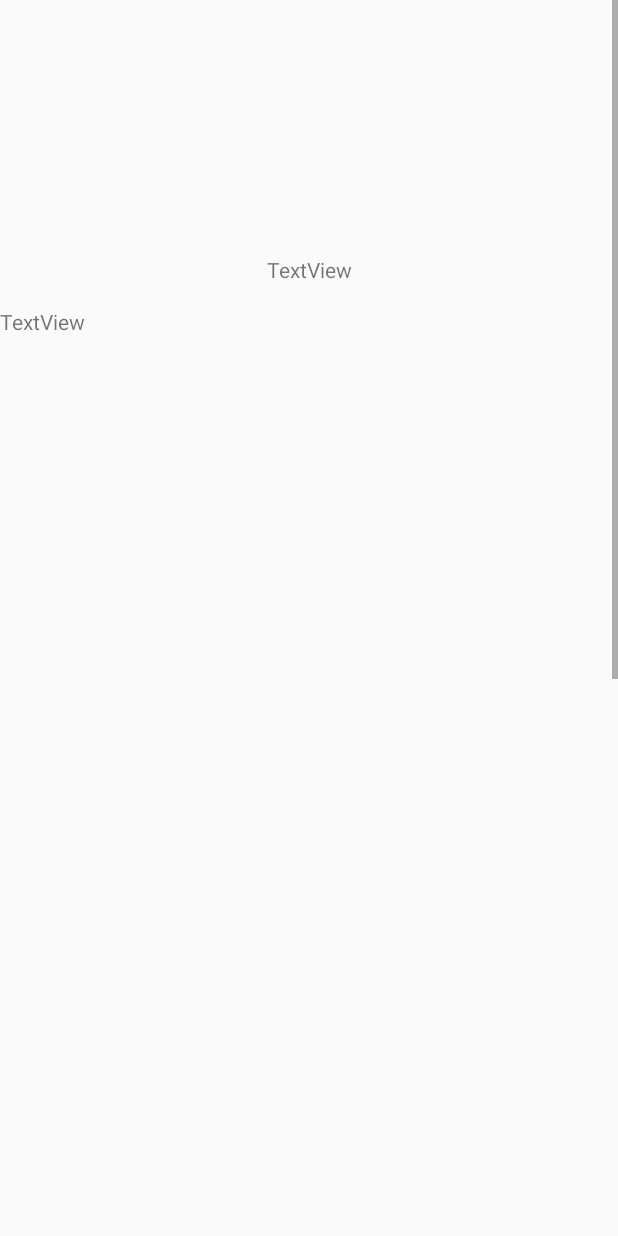
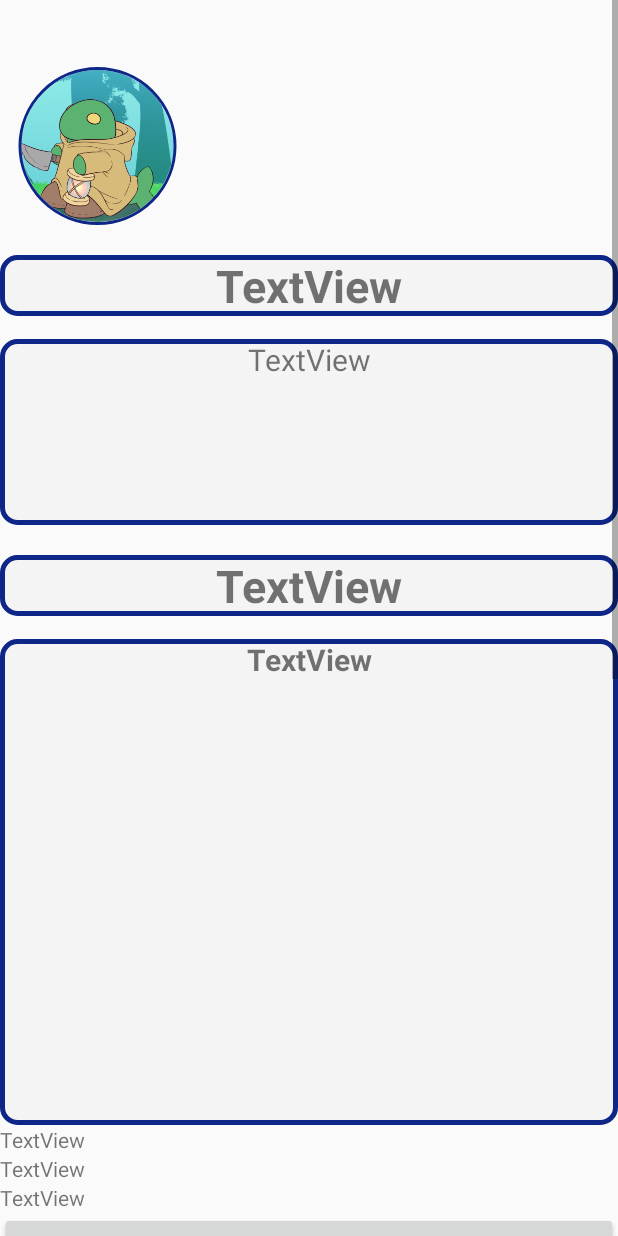
Before and after one commit to Malkien/ProyectoGrupoPM, an Android app: the PerfilCreador screen opened directly, with no data from a screen before it, on a phone screen of 412 x 824 dp. Run offline under Robolectric (Android 15) with nearby library versions, the phone set to English and light mode, and no system bars; our stand-ins replace CircleImageView.

Commit message:
Update activity_perfil_creador.xml
Implementacion de nuevos componentes para los apartados del perfil Creador (Descripcion Breve, Descripción completa)

```diff
--- a/app/src/main/res/layout/activity_perfil_creador.xml
+++ b/app/src/main/res/layout/activity_perfil_creador.xml
@@ -24,19 +24,31 @@
                 app:layout_constraintEnd_toEndOf="parent"
                 app:layout_constraintStart_toStartOf="parent"
                 app:layout_constraintTop_toTopOf="parent"
-                tools:srcCompat="@tools:sample/backgrounds/scenic[16]" />
+                tools:srcCompat="@color/colorCabecera" />
 
             <RelativeLayout
                 android:layout_width="130dp"
-                android:layout_height="108dp"
+                android:layout_height="105dp"
                 app:layout_constraintBottom_toBottomOf="parent"
                 app:layout_constraintStart_toStartOf="parent">
 
-                <ImageView
-                    android:id="@+id/imageViewPerfil"
-                    android:layout_width="wrap_content"
-                    android:layout_height="wrap_content"
-                    tools:srcCompat="@tools:sample/avatars[11]"/>
+                <de.hdodenhof.circleimageview.CircleImageView
+                    android:id="@+id/imagenPerfil"
+                    android:layout_width="match_parent"
+                    android:layout_height="match_parent"
+                    android:layout_alignParentStart="true"
+                    android:layout_alignParentTop="true"
+                    android:layout_alignParentBottom="true"
+                    android:layout_marginStart="0dp"
+                    android:layout_marginLeft="0dp"
+                    android:layout_marginTop="0dp"
+                    android:layout_marginBottom="0dp"
+                    android:src="@drawable/tomberi"
+                    app:civ_border_color="#0D2687"
+                    app:civ_border_width="2dp"
+                    app:layout_constraintBottom_toBottomOf="parent"
+                    app:layout_constraintStart_toStartOf="parent"
+                    app:layout_constraintTop_toTopOf="parent" />
             </RelativeLayout>
 
         </androidx.constraintlayout.widget.ConstraintLayout>
@@ -47,10 +59,14 @@
 
             <TextView
                 android:id="@+id/textViewNombrePerfil"
-                android:layout_width="wrap_content"
+                android:layout_width="0dp"
                 android:layout_height="wrap_content"
                 android:layout_marginTop="20dp"
                 android:text="TextView"
+                android:textAlignment="center"
+                android:textSize="30sp"
+                android:textStyle="bold"
+                android:background="@drawable/caja_texto"
                 app:layout_constraintEnd_toEndOf="parent"
                 app:layout_constraintStart_toStartOf="parent"
                 app:layout_constraintTop_toTopOf="parent" />
@@ -61,22 +77,88 @@
                 android:layout_height="0dp"
                 android:layout_marginTop="15dp"
                 android:text="TextView"
+                android:textAlignment="center"
+                android:textSize="20sp"
+                android:background="@drawable/caja_texto"
                 app:layout_constraintBottom_toBottomOf="parent"
                 app:layout_constraintEnd_toEndOf="parent"
                 app:layout_constraintStart_toStartOf="parent"
-                app:layout_constraintTop_toBottomOf="@+id/textViewNombrePerfil" />
+                app:layout_constraintTop_toBottomOf="@+id/textViewNombrePerfil"
+                />
         </androidx.constraintlayout.widget.ConstraintLayout>
 
         <androidx.constraintlayout.widget.ConstraintLayout
             android:layout_width="match_parent"
             android:layout_height="400dp">
 
+            <TextView
+                android:id="@+id/textViewTituloSobreMi"
+                android:layout_width="0dp"
+                android:layout_height="wrap_content"
+                android:layout_marginTop="20dp"
+                android:background="@drawable/caja_texto"
+                android:text="TextView"
+                android:textAlignment="center"
+                android:textSize="30sp"
+                android:textStyle="bold"
+                app:layout_constraintEnd_toEndOf="parent"
+                app:layout_constraintStart_toStartOf="parent"
+                app:layout_constraintTop_toTopOf="parent" />
+
+            <TextView
+                android:id="@+id/textViewDescripcionCompleta"
+                android:layout_width="0dp"
+                android:layout_height="0dp"
+                android:layout_marginTop="15dp"
+                android:background="@drawable/caja_texto"
+                android:text="TextView"
+                android:textAlignment="center"
+                android:textSize="20sp"
+                android:textStyle="bold"
+                app:layout_constraintBottom_toBottomOf="parent"
+                app:layout_constraintEnd_toEndOf="parent"
+                app:layout_constraintStart_toStartOf="parent"
+                app:layout_constraintTop_toBottomOf="@+id/textViewTituloSobreMi" />
         </androidx.constraintlayout.widget.ConstraintLayout>
 
         <androidx.constraintlayout.widget.ConstraintLayout
             android:layout_width="match_parent"
             android:layout_height="250dp">
 
+            <LinearLayout
+                android:layout_width="match_parent"
+                android:layout_height="match_parent">
+
+                <LinearLayout
+                    android:layout_width="match_parent"
+                    android:layout_height="match_parent"
+                    android:orientation="vertical">
+
+                    <TextView
+                        android:id="@+id/textViewTituloSuscripcion1"
+                        android:layout_width="match_parent"
+                        android:layout_height="wrap_content"
+                        android:text="TextView" />
+
+                    <TextView
+                        android:id="@+id/textViewPrecioSuscripcion1"
+                        android:layout_width="match_parent"
+                        android:layout_height="wrap_content"
+                        android:text="TextView" />
+
+                    <TextView
+                        android:id="@+id/textViewDescripcionSuscripcion1"
+                        android:layout_width="match_parent"
+                        android:layout_height="wrap_content"
+                        android:text="TextView" />
+
+                    <Button
+                        android:id="@+id/buttonSuscribirse1"
+                        android:layout_width="match_parent"
+                        android:layout_height="wrap_content"
+                        android:text="Button" />
+                </LinearLayout>
+            </LinearLayout>
         </androidx.constraintlayout.widget.ConstraintLayout>
 
         <androidx.constraintlayout.widget.ConstraintLayout
```
